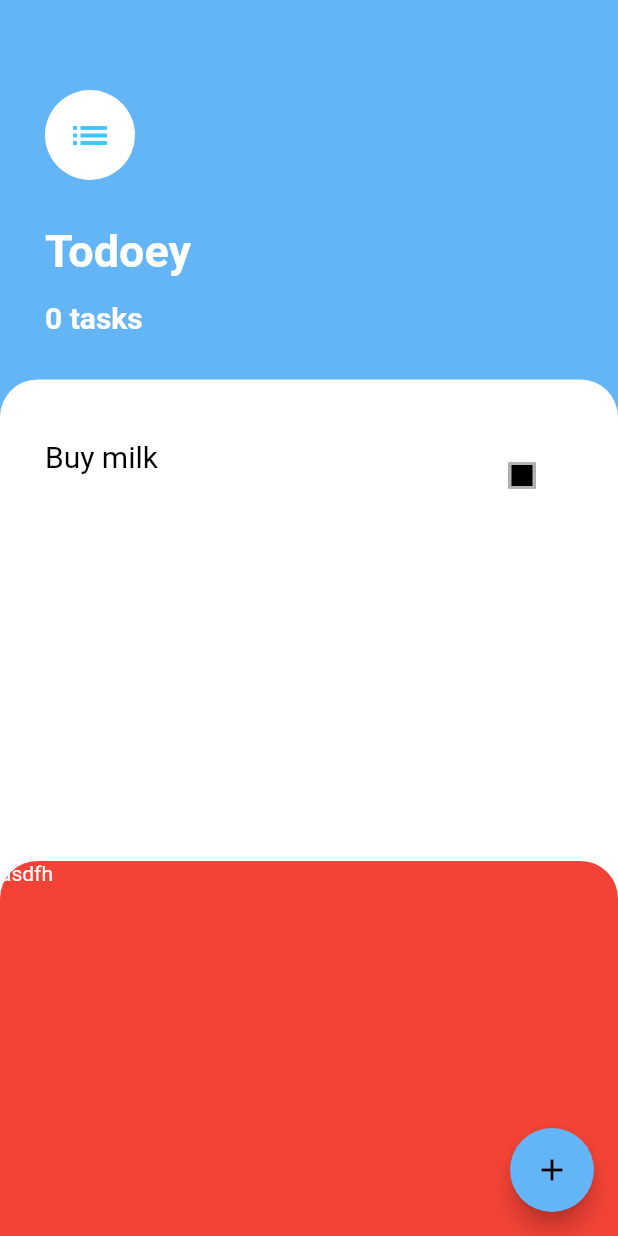
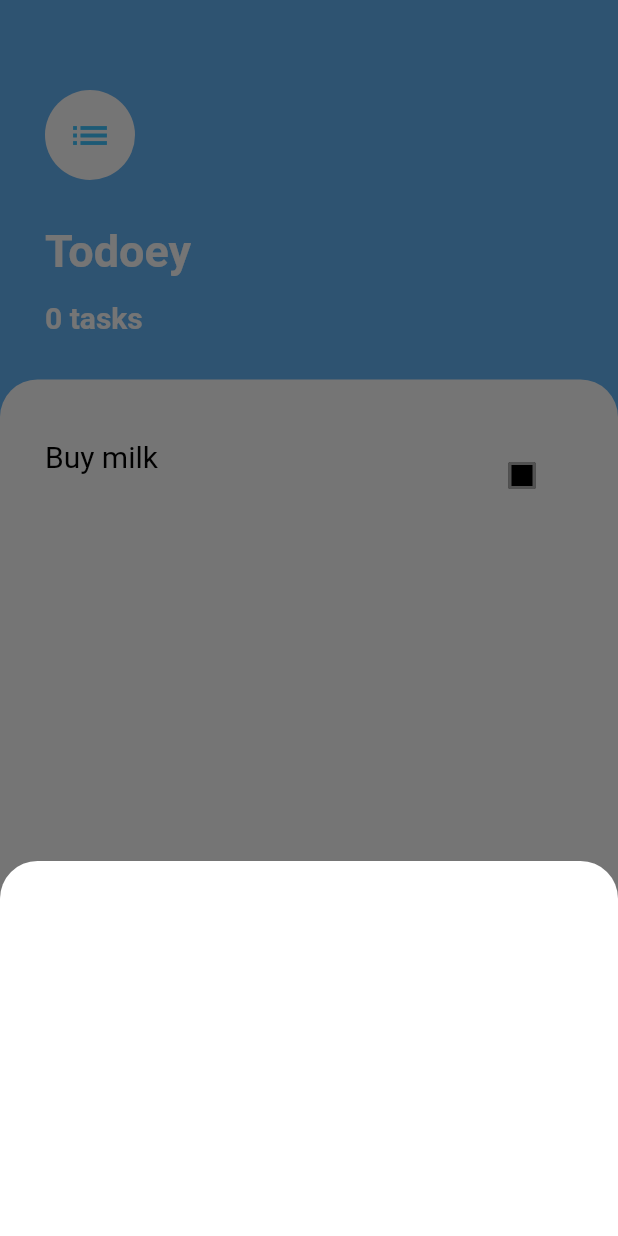
Before and after one commit to khangdm/todo_example_flutter, a Flutter app: the screen it shows after launch, after a tap on the "add" icon, on a phone screen of 412 x 824 dp. Run offline on Flutter 3.47's test engine with Material 2 defaults, Android fonts, the phone set to English and light mode, and no system bars.

Commit message:
add list tasks

```diff
--- /dev/null
+++ b/lib/screens/add_task_screen.dart
@@ -0,0 +1,19 @@
+
+import 'package:flutter/cupertino.dart';
+import 'package:flutter/material.dart';
+
+class AddTaskData extends StatelessWidget {
+  @override
+  Widget build(BuildContext context) {
+    return Container(
+      width: double.infinity,
+      height: 250,
+      decoration: BoxDecoration(
+        color: Colors.white,
+        borderRadius: BorderRadius.only(
+            topLeft: Radius.circular(25),
+            topRight: Radius.circular(25)),
+      ),
+    );
+  }
+}
--- a/lib/screens/home_page.dart
+++ b/lib/screens/home_page.dart
@@ -1,5 +1,7 @@
 import 'package:flutter/material.dart';
 import 'package:todoey/constances.dart';
+
+import 'add_task_screen.dart';
 
 class HomePage extends StatefulWidget {
   @override
@@ -9,19 +11,21 @@ class HomePage extends StatefulWidget {
 class _HomePageState extends State<HomePage> {
   var totalTask = 0;
   List<bool> listTodoCheck = [false];
+  void _showModelBottomSheet() {
 
-  var _expandHeight = 0.0;
-  var _isExpand = false;
-
-  void _incrementCounter() {
-    setState(() {
-      if (_isExpand) {
-        _expandHeight = 0.0;
-      } else {
-        _expandHeight = 250.0;
-      }
-      _isExpand = !_isExpand;
-    });
+    showModalBottomSheet(
+        context: context,
+        // when keyboard is show bootom sheet is not hide by keyboard
+        isScrollControlled: true,
+        isDismissible: false,
+        builder: (context) => SingleChildScrollView(
+            child:Container(
+              padding: EdgeInsets.only(bottom: MediaQuery.of(context).viewInsets.bottom),
+              child: AddTaskData(),
+            )
+        ),
+      backgroundColor: Colors.transparent
+    );
   }
 
   @override
@@ -63,8 +67,7 @@ class _HomePageState extends State<HomePage> {
               ),
             ),
             Expanded(
-                child: Stack(children: [
-              Container(
+                child: Container(
                   padding: EdgeInsets.fromLTRB(30, 40, 40, 30),
                   decoration: BoxDecoration(
                       borderRadius: BorderRadius.only(
@@ -91,29 +94,12 @@ class _HomePageState extends State<HomePage> {
                           })
                     ],
                   ),
-              ),
-              Align(
-                alignment: Alignment.bottomCenter,
-                child: AnimatedContainer(
-                  width: double.infinity,
-                  height: _expandHeight,
-                  decoration: BoxDecoration(
-                    color: Colors.red,
-                    borderRadius: BorderRadius.only(
-                        topLeft: Radius.circular(25),
-                        topRight: Radius.circular(25)),
-                  ),
-                  duration: Duration(milliseconds: 200),
-                  curve: Curves.fastOutSlowIn,
-                  child: Text("asdfh"),
-                ),
-              )
-            ]))
+                ))
           ],
         ),
         floatingActionButton: FloatingActionButton(
           backgroundColor: Colors.blue[300],
-          onPressed: _incrementCounter,
+          onPressed: _showModelBottomSheet,
           tooltip: 'Increment',
           child: Icon(Icons.add),
         ),
--- /dev/null
+++ b/lib/widgets/task_tile.dart
@@ -0,0 +1,9 @@
+import 'package:flutter/cupertino.dart';
+
+class TaskTile extends StatefulWidget{
+  @override
+  State<StatefulWidget> createState() {
+    throw UnimplementedError();
+  }
+
+}
```
Lines whose indentation alone changed are shown as unchanged.
